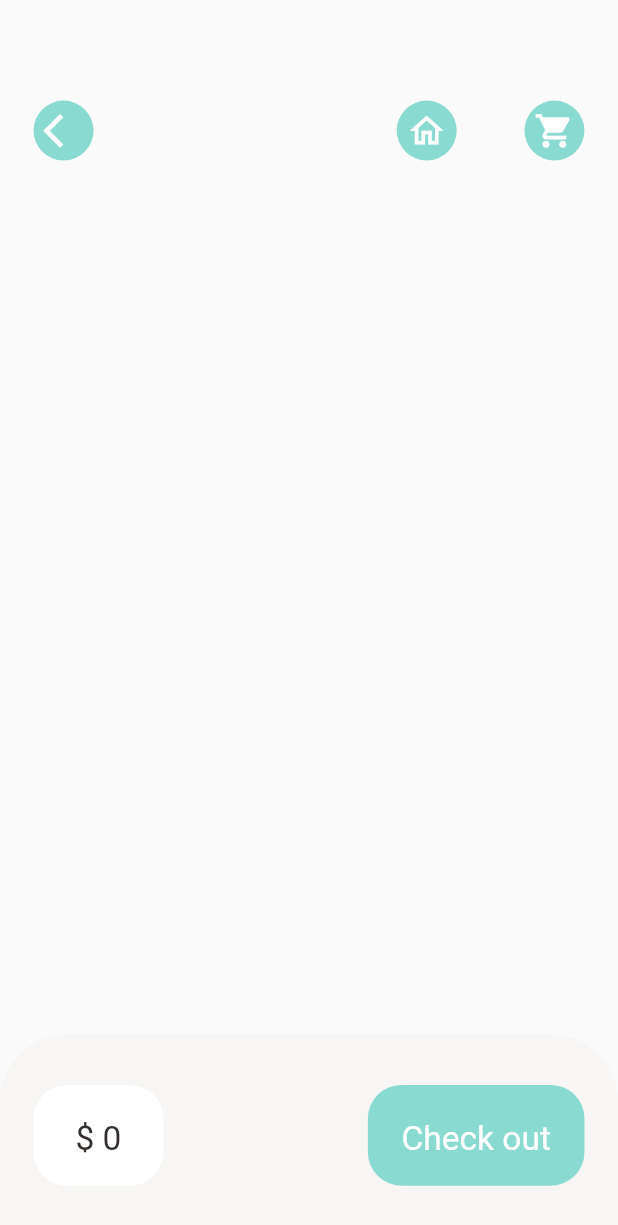
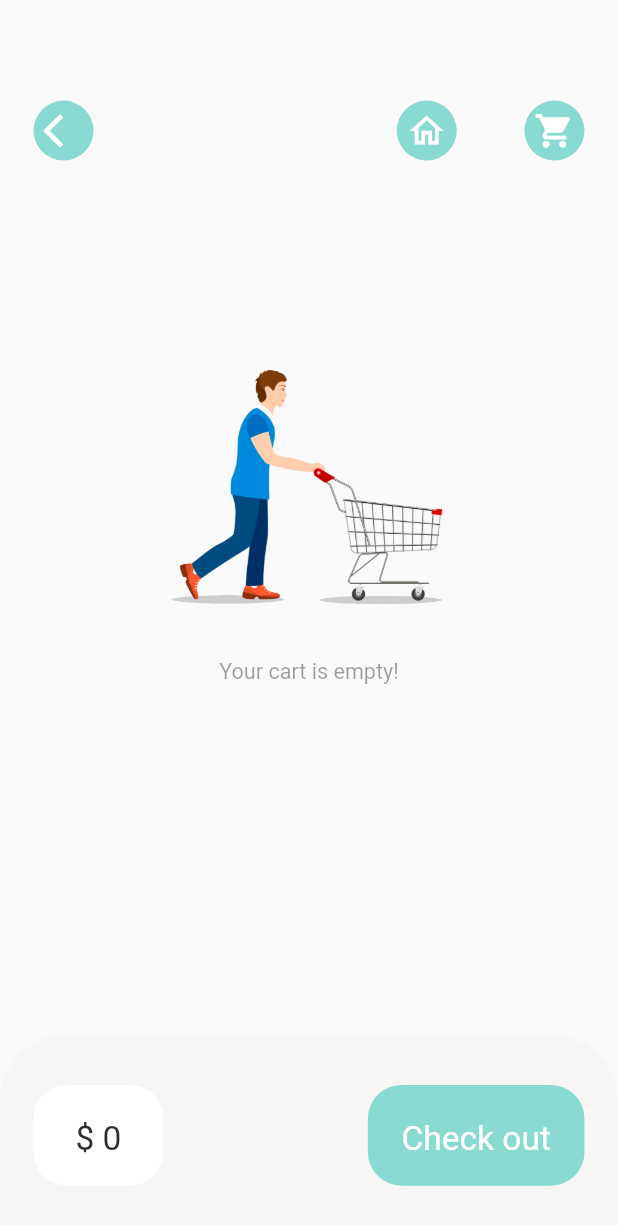
Before and after one commit to KHALMATOV-FARRUKH/food_delivery_app, a Flutter app: the CartPage screen opened by its route, on a phone screen of 412 x 824 dp. Shown: the top 1225 px of the screen. Run offline on Flutter 3.47's test engine with Material 2 defaults, Android fonts, the phone set to English and light mode, and no system bars; our stand-ins replace dots_indicator, get, shared_preferences; accounts and stored records are empty; network calls fail.

Commit message:
Created dart files: no_data_page.dart
Added .png file
empty_cart.png

```diff
--- /dev/null
+++ b/lib/base/no_data_page.dart
@@ -0,0 +1,37 @@
+import 'package:flutter/cupertino.dart';
+import 'package:flutter/material.dart';
+
+class NoDataPage extends StatelessWidget {
+  final String text;
+  final String imgPath;
+
+  const NoDataPage({
+    Key? key,
+    required this.text,
+    this.imgPath = "assets/image/empty_cart.png",
+  }) : super(key: key);
+
+  @override
+  Widget build(BuildContext context) {
+    return Column(
+      mainAxisAlignment: MainAxisAlignment.center,
+      crossAxisAlignment: CrossAxisAlignment.stretch,
+      children: [
+        Image.asset(
+          imgPath,
+          height: MediaQuery.of(context).size.height*0.22,
+          width: MediaQuery.of(context).size.width*0.22,
+        ),
+        SizedBox(height: MediaQuery.of(context).size.height*0.03),
+        Text(
+          text,
+          style: TextStyle(
+            fontSize: MediaQuery.of(context).size.height*0.0175,
+            color: Theme.of(context).disabledColor,
+          ),
+          textAlign: TextAlign.center,
+        ),
+      ],
+    );
+  }
+}
--- a/lib/pages/cart/cart_history.dart
+++ b/lib/pages/cart/cart_history.dart
@@ -4,6 +4,7 @@ import 'package:flutter/material.dart';
 import 'package:flutter/cupertino.dart';
 import 'package:food_delivery_app/controllers/cart_controller.dart';
 import 'package:food_delivery_app/models/cart_model.dart';
+import 'package:food_delivery_app/routes/route_helper.dart';
 import 'package:food_delivery_app/utils/app_constants.dart';
 import 'package:food_delivery_app/utils/colors.dart';
 import 'package:food_delivery_app/utils/dimensions.dart';
@@ -147,6 +148,7 @@ class CartHistory extends StatelessWidget {
                                           }
                                           Get.find<CartController>().setItems = moreOrder;
                                           Get.find<CartController>().addToCartList();
+                                          Get.toNamed(RouteHelper.getCartPage());
                                         },
                                         child: Container(
                                           padding: EdgeInsets.symmetric(horizontal: Dimensions.width10,
--- a/lib/pages/cart/cart_page.dart
+++ b/lib/pages/cart/cart_page.dart
@@ -1,5 +1,6 @@
 import 'package:flutter/cupertino.dart';
 import 'package:flutter/material.dart';
+import 'package:food_delivery_app/base/no_data_page.dart';
 import 'package:food_delivery_app/controllers/cart_controller.dart';
 import 'package:food_delivery_app/controllers/popular_product_controller.dart';
 import 'package:food_delivery_app/controllers/recommended_product_controller.dart';
@@ -55,7 +56,8 @@ class CartPage extends StatelessWidget {
               ],
             ),
           ),
-          Positioned(
+          GetBuilder<CartController>(builder: (_cartController){
+            return _cartController.getItems.length>0?Positioned(
               top: Dimensions.height20 * 5,
               left: Dimensions.width20,
               right: Dimensions.width20,
@@ -90,8 +92,17 @@ class CartPage extends StatelessWidget {
                                       Get.find<RecommendedProductController>()
                                           .recommendedProductList
                                           .indexOf(_cartList[index].product!);
+                                      if(recommendedIndex<0){
+                                        Get.snackbar(
+                                          "History product",
+                                          "Product review is not available for history products",
+                                          backgroundColor: AppColors.mainColor,
+                                          colorText: Colors.white,
+                                        );
+                                      }else{
                                         Get.toNamed(RouteHelper.getRecommendedFood(
                                             recommendedIndex, 'cartpage'));
+                                      }
                                     }
                                   },
                                   child: Container(
@@ -198,7 +209,8 @@ class CartPage extends StatelessWidget {
                   }),
                 ),
               ),
-          ),
+            ):NoDataPage(text: "Your cart is empty!");
+          })
         ],
       ),
       bottomNavigationBar: GetBuilder<CartController>(
```
Also changed, not shown: lib/test.dart (deleted, +0 -65 lines), assets/image/empty_cart.png (added). Lines whose indentation alone changed are shown as unchanged.
